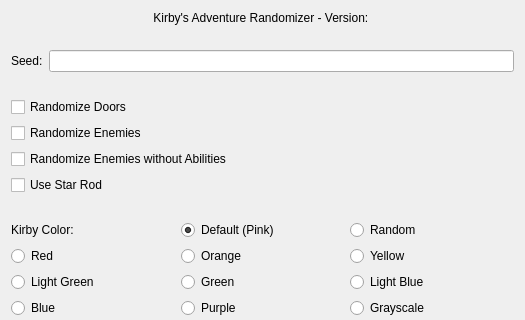
Before: the Qt Designer form Qt-Layout/mainwindow.ui in aquova/KA-Rando, drawn with Qt 5; both pictures show x 0 to 525 and y 0 to 320 of the 525 by 480 pixel window.
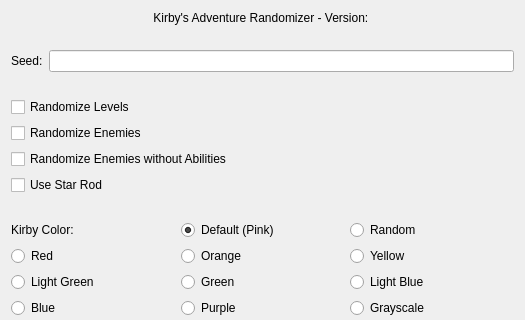
After: the same form once the commit is applied.

The edit to the form file:
```diff
--- a/Qt-Layout/mainwindow.ui
+++ b/Qt-Layout/mainwindow.ui
@@ -68,7 +68,7 @@
     <item>
      <widget class="QCheckBox" name="doorCheck">
       <property name="text">
-       <string>Randomize Doors</string>
+       <string>Randomize Levels</string>
       </property>
      </widget>
     </item>
```
